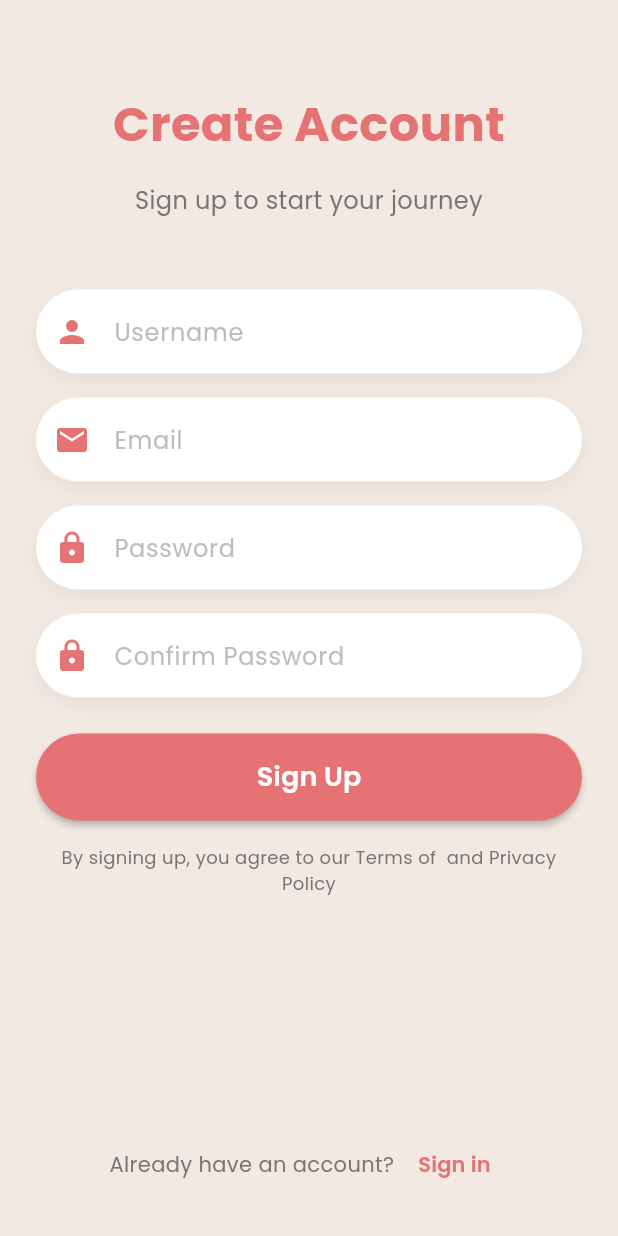
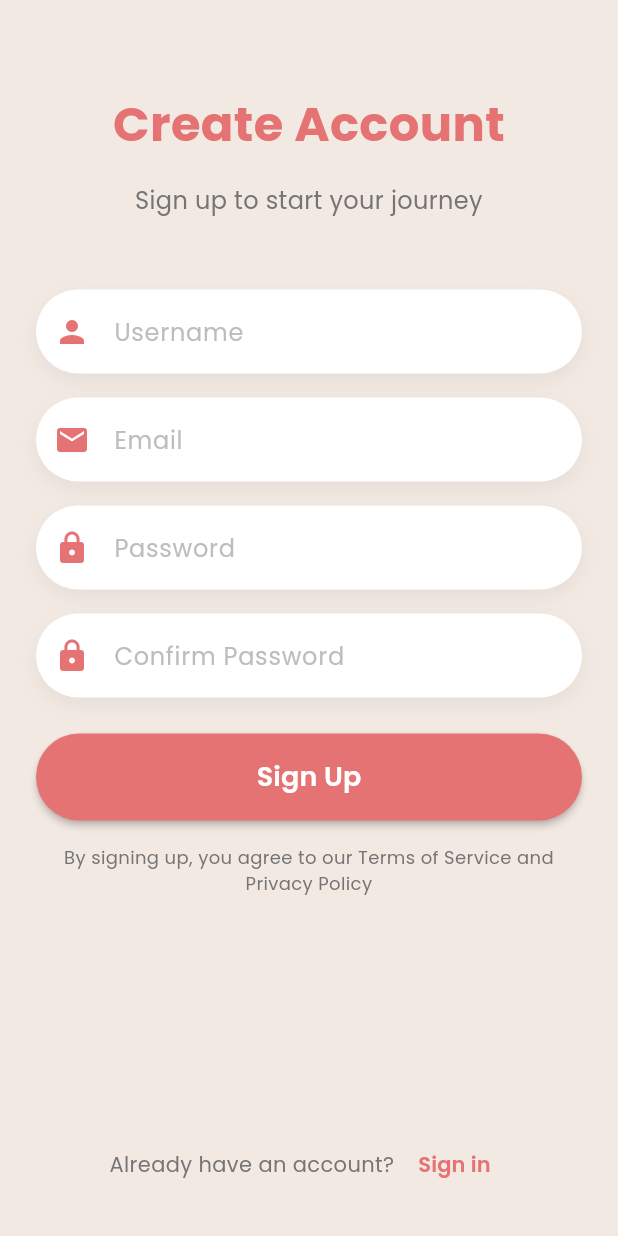
Before and after one commit to atahtee/futureself, a Flutter app: the SignUpPage screen opened directly, on a phone screen of 412 x 824 dp. Run offline on Flutter 3.47's test engine with Material 3 defaults, Android fonts, the phone set to English and light mode, and no system bars; our stand-ins replace cloud_firestore, firebase_auth, firebase_core, google_fonts; missing offline and left inert: time_picker_spinner_pop_up; accounts and stored records are empty.

```diff
--- a/lib/auth/sign_up.dart
+++ b/lib/auth/sign_up.dart
@@ -114,7 +114,7 @@ class _SignUpPageState extends State<SignUpPage> {
                             )),
                         const SizedBox(height: 16),
                         Text(
-                          "By signing up, you agree to our Terms of  and Privacy Policy",
+                          "By signing up, you agree to our Terms of Service and Privacy Policy",
                           style: GoogleFonts.poppins(
                             fontSize: 12,
                             color: Colors.grey[600],
```
